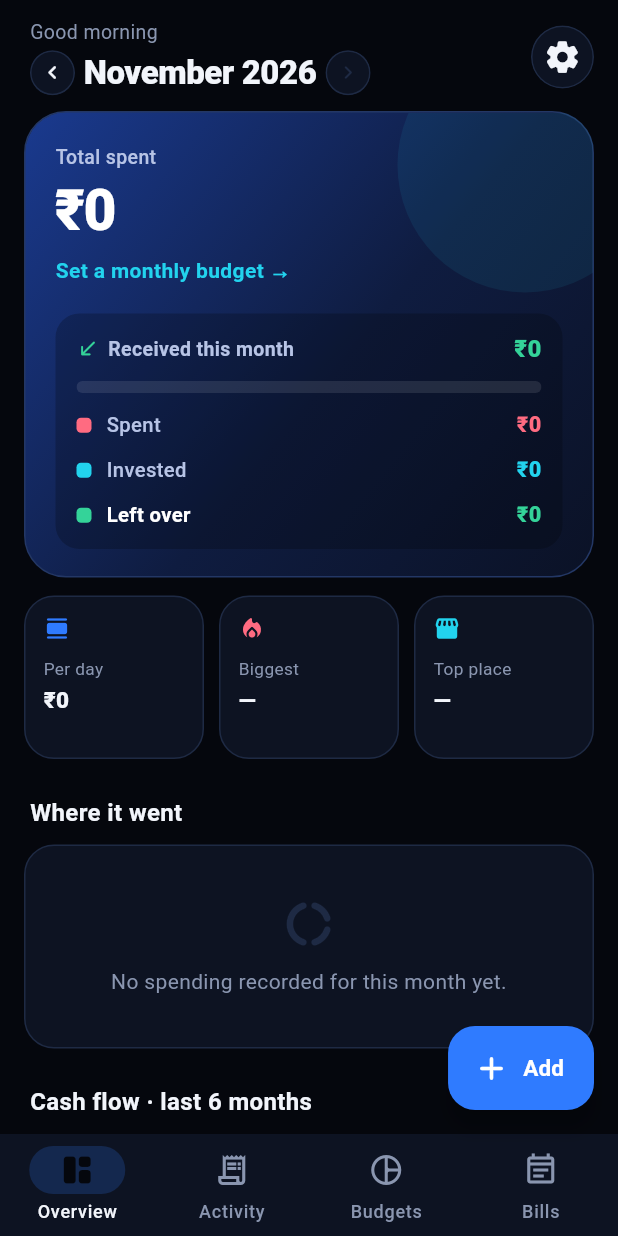
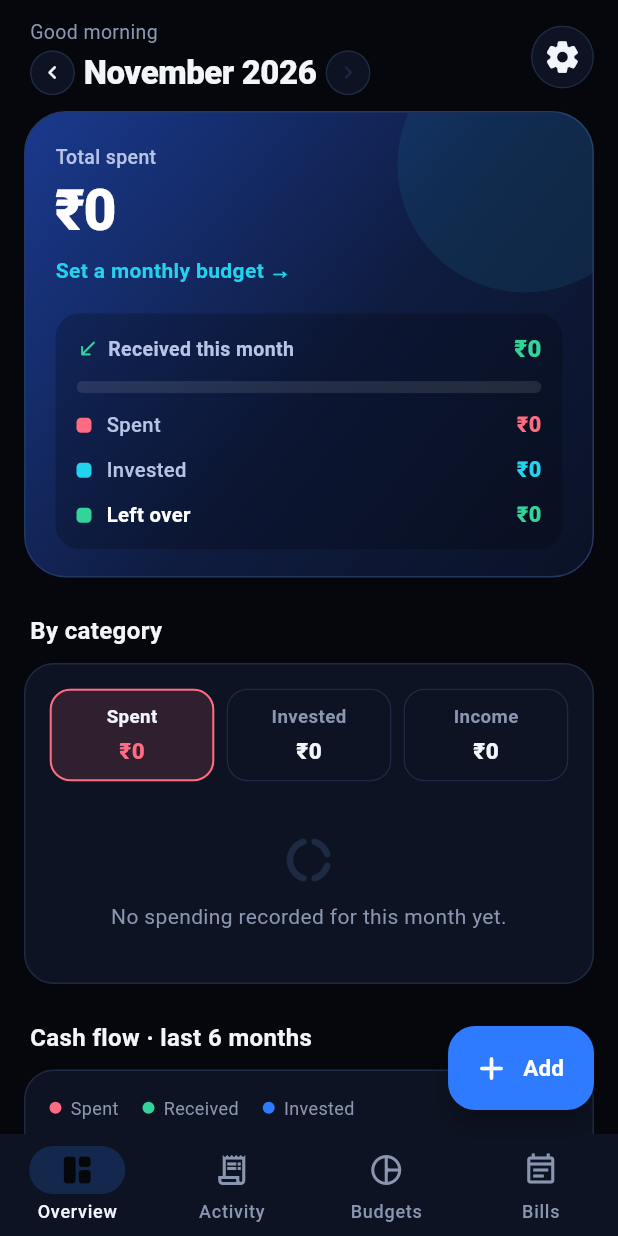
Before and after one commit to Zerogentic/Daily-Expense-Tracker, a Flutter app: the screen it shows after launch, on a phone screen of 412 x 824 dp. Run offline on Flutter 3.47's test engine with Material 3 defaults, Android fonts, the phone set to English and light mode, and no system bars; our stand-ins replace sqflite; accounts and stored records are empty.

Commit message:
Dashboard: drop insight cards, list every category by group
- Per day / Biggest / Top place cards removed
- 'Where it went' (top six spending categories) is replaced by 'By
  category' with Spent, Invested and Income tabs showing their totals;
  each lists every category in that group with a donut, and tapping a
  category opens its transactions for the month. Money taken out of
  savings shows as a negative line under Invested.
- Test checks each tab lists all categories and adds up to its total

Co-Authored-By: Claude Opus 5.5 <noreply@anthropic.com>
Claude-Session: https://claude.ai/code/session_011TRZQSLSjaR8zWn9ytbVBc

```diff
--- a/lib/screens/home_screen.dart
+++ b/lib/screens/home_screen.dart
@@ -22,7 +22,6 @@ class HomeScreen extends StatelessWidget {
     final m = state.month;
     final spent = state.spentIn(m);
     final received = state.receivedIn(m);
-    final byCat = state.spendByCategory(m);
     final trend = state.spendTrend(6);
     final inTrend = state.receivedTrend(6);
     final recent = state.txnsIn(m).take(5).toList();
@@ -35,8 +34,6 @@ class HomeScreen extends StatelessWidget {
           _Header(state: state),
           const SizedBox(height: 10),
           _HeroCard(state: state, spent: spent, received: received, onSetBudget: onOpenBudgets),
-          const SizedBox(height: 12),
-          _Insights(state: state),
           if (bills.isNotEmpty) ...[
             SectionTitle('Bills due', action: 'All bills', onAction: onOpenBills),
             Panel(
@@ -44,36 +41,8 @@ class HomeScreen extends StatelessWidget {
               child: Column(children: [for (final b in bills) _BillRow(bill: b)]),
             ),
           ],
-          const SectionTitle('Where it went'),
-          if (byCat.isEmpty)
-            const Panel(child: _Empty(icon: Icons.donut_large_rounded, text: 'No spending recorded for this month yet.'))
-          else
-            Panel(
-              child: Column(
-                children: [
-                  _DonutSummary(entries: byCat, total: spent),
-                  const SizedBox(height: 12),
-                  const Divider(height: 1, color: AppColors.border),
-                  const SizedBox(height: 6),
-                  for (final e in byCat.take(6))
-                    _CategoryRow(
-                      category: categoryFor(e.key),
-                      amount: e.value,
-                      fraction: spent <= 0 ? 0 : e.value / spent,
-                      onTap: () => Navigator.of(context).push(MaterialPageRoute(
-                        builder: (_) => Scaffold(
-                          appBar: AppBar(
-                            backgroundColor: AppColors.bg,
-                            surfaceTintColor: Colors.transparent,
-                            title: Text(categoryFor(e.key).label),
-                          ),
-                          body: ActivityScreen(category: e.key, month: m),
-                        ),
-                      )),
-                    ),
-                ],
-              ),
-            ),
+          const SectionTitle('By category'),
+          _Breakdown(state: state),
           const SectionTitle('Cash flow · last 6 months'),
           Panel(
             child: Column(
@@ -424,82 +393,109 @@ class _MoneySplit extends StatelessWidget {
   }
 }
 
-class _Insights extends StatelessWidget {
-  const _Insights({required this.state});
+/// All categories for the month, grouped into Spent, Invested and Income tabs.
+class _Breakdown extends StatefulWidget {
+  const _Breakdown({required this.state});
 
   final AppState state;
 
   @override
-  Widget build(BuildContext context) {
-    final m = state.month;
-    final biggest = state.biggestExpense(m);
-    final top = state.topMerchants(m, limit: 1);
-    return Row(
-      children: [
-        Expanded(
-          child: _InsightCard(
-            icon: Icons.calendar_view_day_rounded,
-            color: AppColors.accent,
-            label: 'Per day',
-            value: money(state.dailyAverage(m).roundToDouble()),
-          ),
-        ),
-        const SizedBox(width: 10),
-        Expanded(
-          child: _InsightCard(
-            icon: Icons.local_fire_department_rounded,
-            color: AppColors.spend,
-            label: 'Biggest',
-            value: biggest == null ? '—' : money(state.counted(biggest)),
-            detail: biggest?.title,
-          ),
-        ),
-        const SizedBox(width: 10),
-        Expanded(
-          child: _InsightCard(
-            icon: Icons.storefront_rounded,
-            color: AppColors.accent2,
-            label: 'Top place',
-            value: top.isEmpty ? '—' : top.first.key,
-            detail: top.isEmpty ? null : money(top.first.value),
-          ),
-        ),
-      ],
-    );
-  }
+  State<_Breakdown> createState() => _BreakdownState();
 }
 
-class _InsightCard extends StatelessWidget {
-  const _InsightCard({required this.icon, required this.color, required this.label, required this.value, this.detail});
-
-  final IconData icon;
-  final Color color;
-  final String label;
-  final String value;
-  final String? detail;
+class _BreakdownState extends State<_Breakdown> {
+  Segment _segment = Segment.spent;
 
   @override
   Widget build(BuildContext context) {
+    final state = widget.state;
+    final m = state.month;
+    final entries = state.breakdown(m, _segment);
+    final positive = entries.where((e) => e.value > 0).toList();
+    final positiveTotal = positive.fold<double>(0, (s, e) => s + e.value);
+
+    Widget tab(Segment s, String label, double amount, Color color) {
+      final selected = s == _segment;
+      return Expanded(
+        child: Material(
+          color: selected ? color.withValues(alpha: 0.14) : Colors.transparent,
+          shape: RoundedRectangleBorder(
+            borderRadius: BorderRadius.circular(14),
+            side: BorderSide(color: selected ? color : AppColors.border, width: selected ? 1.5 : 1),
+          ),
+          clipBehavior: Clip.antiAlias,
+          child: InkWell(
+            onTap: () => setState(() => _segment = s),
+            child: Padding(
+              padding: const EdgeInsets.symmetric(vertical: 10, horizontal: 8),
+              child: Column(
+                children: [
+                  Text(label,
+                      style: TextStyle(
+                          fontSize: 12.5,
+                          fontWeight: FontWeight.w600,
+                          color: selected ? AppColors.text : AppColors.muted)),
+                  const SizedBox(height: 3),
+                  FittedBox(
+                    fit: BoxFit.scaleDown,
+                    child: Text(
+                      '${amount < 0 ? '−' : ''}${money(amount.abs())}',
+                      style: TextStyle(
+                          fontSize: 15, fontWeight: FontWeight.w800, color: selected ? color : AppColors.text),
+                    ),
+                  ),
+                ],
+              ),
+            ),
+          ),
+        ),
+      );
+    }
+
+    final empty = switch (_segment) {
+      Segment.spent => 'No spending recorded for this month yet.',
+      Segment.invested => 'Nothing invested this month. SIPs, stocks, FDs and PPF show up here.',
+      Segment.income => 'No income recorded for this month yet.',
+    };
+
     return Panel(
-      padding: const EdgeInsets.fromLTRB(12, 12, 12, 12),
       child: Column(
-        crossAxisAlignment: CrossAxisAlignment.start,
+        crossAxisAlignment: CrossAxisAlignment.stretch,
         children: [
-          Icon(icon, size: 18, color: color),
-          const SizedBox(height: 10),
-          Text(label, style: const TextStyle(fontSize: 11.5, color: AppColors.muted)),
-          const SizedBox(height: 2),
-          Text(value,
-              maxLines: 1,
-              overflow: TextOverflow.ellipsis,
-              style: const TextStyle(fontSize: 15, fontWeight: FontWeight.w800, color: AppColors.text)),
-          SizedBox(
-            height: 16,
-            child: Text(detail ?? '',
-                maxLines: 1,
-                overflow: TextOverflow.ellipsis,
-                style: const TextStyle(fontSize: 11, color: AppColors.muted)),
+          Row(
+            children: [
+              tab(Segment.spent, 'Spent', state.spentIn(m), AppColors.spend),
+              const SizedBox(width: 8),
+              tab(Segment.invested, 'Invested', state.netSavedIn(m), AppColors.accent2),
+              const SizedBox(width: 8),
+              tab(Segment.income, 'Income', state.receivedIn(m), AppColors.receive),
+            ],
           ),
+          const SizedBox(height: 16),
+          if (entries.isEmpty)
+            _Empty(icon: Icons.donut_large_rounded, text: empty)
+          else ...[
+            if (positive.isNotEmpty) _DonutSummary(entries: positive, total: positiveTotal),
+            const SizedBox(height: 12),
+            const Divider(height: 1, color: AppColors.border),
+            const SizedBox(height: 6),
+            for (final e in entries)
+              _CategoryRow(
+                category: categoryFor(e.key),
+                amount: e.value,
+                fraction: positiveTotal <= 0 || e.value <= 0 ? 0 : e.value / positiveTotal,
+                onTap: () => Navigator.of(context).push(MaterialPageRoute(
+                  builder: (_) => Scaffold(
+                    appBar: AppBar(
+                      backgroundColor: AppColors.bg,
+                      surfaceTintColor: Colors.transparent,
+                      title: Text(categoryFor(e.key).label),
+                    ),
+                    body: ActivityScreen(category: e.key, month: m),
+                  ),
+                )),
+              ),
+          ],
         ],
       ),
     );
@@ -658,7 +654,7 @@ class _CategoryRow extends StatelessWidget {
                         child: Text(category.label,
                             style: const TextStyle(fontWeight: FontWeight.w600, color: AppColors.text)),
                       ),
-                      Text(money(amount),
+                      Text('${amount < 0 ? '−' : ''}${money(amount.abs())}',
                           style: const TextStyle(fontWeight: FontWeight.w700, color: AppColors.text)),
                     ],
                   ),
--- a/lib/state.dart
+++ b/lib/state.dart
@@ -4,6 +4,9 @@ import 'package:flutter/widgets.dart';
 import 'models.dart';
 import 'services/categorizer.dart';
 import 'services/db.dart';
+
+/// The three groups money is shown in on the dashboard.
+enum Segment { spent, invested, income }
 
 class AppState extends ChangeNotifier {
   AppState(this._db);
@@ -277,6 +280,31 @@ class AppState extends ChangeNotifier {
       if (t.countsAsSpend && counted(t) > 0 && (best == null || counted(t) > counted(best))) best = t;
     }
     return best;
+  }
+
+  /// Every category in one group for the month, largest first. Under
+  /// Invested, money taken back out of savings shows as a negative amount.
+  List<MapEntry<String, double>> breakdown(DateTime m, Segment segment) {
+    final totals = <String, double>{};
+    for (final t in txnsIn(m)) {
+      final v = counted(t);
+      if (v <= 0) continue;
+      double? add;
+      switch (segment) {
+        case Segment.spent:
+          if (t.countsAsSpend) add = v;
+        case Segment.invested:
+          if (t.countsAsSaving) {
+            add = v;
+          } else if (t.countsAsWithdrawal) {
+            add = -v;
+          }
+        case Segment.income:
+          if (t.countsAsIncome) add = v;
+      }
+      if (add != null) totals[t.category] = (totals[t.category] ?? 0) + add;
+    }
+    return totals.entries.toList()..sort((a, b) => b.value.compareTo(a.value));
   }
 
   /// Money put into savings and investments in the month.
--- a/pubspec.yaml
+++ b/pubspec.yaml
@@ -1,7 +1,7 @@
 name: expensetracker
 description: Personal expense tracker by Zero gentic. Manual entry, budgets and bills; no SMS access.
 publish_to: 'none'
-version: 1.3.1+1
+version: 1.4.0+1
 
 environment:
   sdk: '>=3.4.0 <4.0.0'
```
Also changed, not shown: 1 other file.
